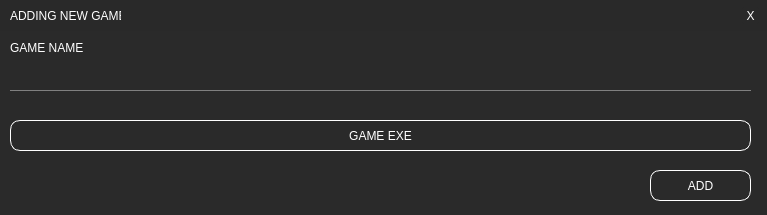
Old version of the form newgame.ui in the repository illud/crono.
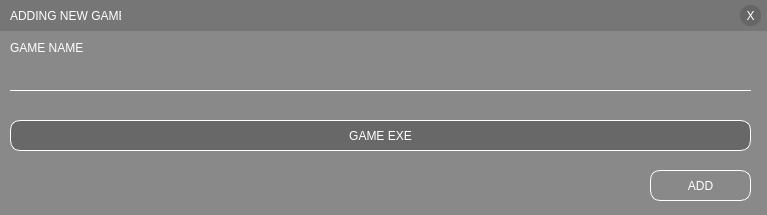
New version of the form.

Commit message: change theme colors for background images themes

```diff
--- a/newgame.ui
+++ b/newgame.ui
@@ -14,7 +14,7 @@
    <string>ADDING NEW GAME</string>
   </property>
   <property name="styleSheet">
-   <string notr="true">background-color: rgb(42, 42, 42); </string>
+   <string notr="true">background-color: rgba(33, 33, 33, 80); </string>
   </property>
   <widget class="QLineEdit" name="gameName">
    <property name="geometry">
@@ -26,11 +26,12 @@
     </rect>
    </property>
    <property name="styleSheet">
-    <string notr="true">border-style: solid;
+    <string notr="true">background-color: transparent;
+border-style: solid;
 font: 900 9pt &quot;Arial Black&quot;;
 color: rgb(255, 255, 255);
 border-bottom-width: 1px;
-border-color: none none gray none;
+border-color: none none white none;
 border-radius:0px;</string>
    </property>
   </widget>
```
Left out of the diff: 3 changed lines with no effect on the pictures. The commit also changes 20 other files.
